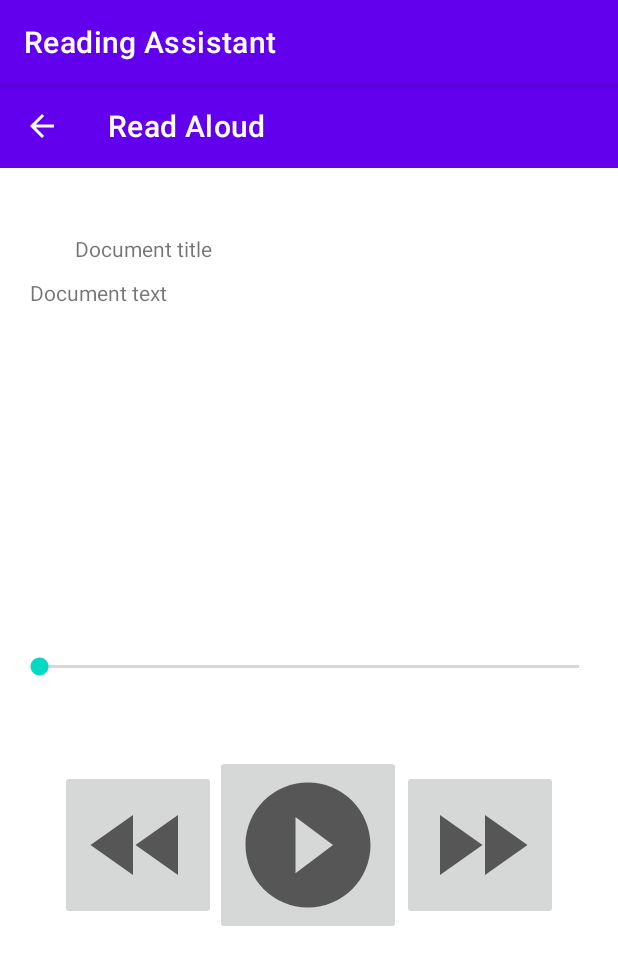
After one commit to smanraj54/Reading_Assistant_Mobile_Application, an Android app: the MediaPlayerActivity screen opened directly, with no data from a screen before it, on a phone screen of 412 x 824 dp. The commit adds this screen. Shown: the top 965 px of the screen. Run offline under Robolectric (Android 15) with nearby library versions, the phone set to English and light mode, and no system bars.

Commit message:
Adding basic UI for media player

```diff
--- a/app/src/main/AndroidManifest.xml
+++ b/app/src/main/AndroidManifest.xml
@@ -1,7 +1,7 @@
 <?xml version="1.0" encoding="utf-8"?>
 <manifest xmlns:android="http://schemas.android.com/apk/res/android"
     package="com.example.readingassistant">
-    <uses-permission android:name="android.permission.INTERNET" />
+
     <application
         android:allowBackup="true"
         android:icon="@mipmap/ic_launcher"
@@ -9,6 +9,13 @@
         android:roundIcon="@mipmap/ic_launcher_round"
         android:supportsRtl="true"
         android:theme="@style/Theme.ReadingAssistant">
+        <activity
+            android:name=".MediaPlayerActivity"
+            android:exported="true">
+        <intent-filter>
+            <category android:name="android.intent.category.LAUNCHER" />
+        </intent-filter>
+        </activity>
         <activity
             android:name=".MainActivity"
             android:exported="true">
@@ -20,4 +27,6 @@
         </activity>
     </application>
 
+    <uses-permission android:name="android.permission.INTERNET" />
+
 </manifest>
--- /dev/null
+++ b/app/src/main/java/com/example/readingassistant/MediaPlayerActivity.kt
@@ -0,0 +1,43 @@
+package com.example.readingassistant
+
+import androidx.appcompat.app.AppCompatActivity
+import android.os.Bundle
+import android.widget.ImageButton
+import androidx.core.view.isVisible
+
+class MediaPlayerActivity : AppCompatActivity() {
+    override fun onCreate(savedInstanceState: Bundle?) {
+        super.onCreate(savedInstanceState)
+        setContentView(R.layout.activity_media_player)
+
+        val playButton: ImageButton = findViewById(R.id.playButton)
+        val pauseButton: ImageButton = findViewById(R.id.pauseButton)
+        val fastForwardButton: ImageButton = findViewById(R.id.fastForwardButton)
+        val rewindButton: ImageButton = findViewById(R.id.rewindButton)
+
+        pauseButton.isVisible = false
+
+        playButton.setOnClickListener {
+            println("pressed play")
+
+            playButton.isVisible = false
+            pauseButton.isVisible = true
+        }
+
+        pauseButton.setOnClickListener {
+            println("pressed pause")
+
+            playButton.isVisible = true
+            pauseButton.isVisible = false
+        }
+
+        fastForwardButton.setOnClickListener {
+            println("pressed fastforward")
+        }
+
+        rewindButton.setOnClickListener {
+            println("pressed rewind")
+        }
+    }
+
+}
--- /dev/null
+++ b/app/src/main/res/drawable/ic_baseline_arrow_back_24.xml
@@ -0,0 +1,10 @@
+<vector xmlns:android="http://schemas.android.com/apk/res/android"
+    android:width="24dp"
+    android:height="24dp"
+    android:viewportWidth="24"
+    android:viewportHeight="24"
+    android:tint="?attr/colorControlNormal">
+  <path
+      android:fillColor="@android:color/white"
+      android:pathData="M20,11H7.83l5.59,-5.59L12,4l-8,8 8,8 1.41,-1.41L7.83,13H20v-2z"/>
+</vector>
--- /dev/null
+++ b/app/src/main/res/drawable/ic_baseline_fast_forward_24.xml
@@ -0,0 +1,5 @@
+<vector android:height="80dp" android:tint="?attr/colorControlNormal"
+    android:viewportHeight="24" android:viewportWidth="24"
+    android:width="80dp" xmlns:android="http://schemas.android.com/apk/res/android">
+    <path android:fillColor="@android:color/white" android:pathData="M4,18l8.5,-6L4,6v12zM13,6v12l8.5,-6L13,6z"/>
+</vector>
--- /dev/null
+++ b/app/src/main/res/drawable/ic_baseline_fast_rewind_24.xml
@@ -0,0 +1,5 @@
+<vector android:height="80dp" android:tint="?attr/colorControlNormal"
+    android:viewportHeight="24" android:viewportWidth="24"
+    android:width="80dp" xmlns:android="http://schemas.android.com/apk/res/android">
+    <path android:fillColor="@android:color/white" android:pathData="M11,18L11,6l-8.5,6 8.5,6zM11.5,12l8.5,6L20,6l-8.5,6z"/>
+</vector>
--- /dev/null
+++ b/app/src/main/res/drawable/ic_baseline_pause_circle_filled_24.xml
@@ -0,0 +1,5 @@
+<vector android:height="100dp" android:tint="?attr/colorControlNormal"
+    android:viewportHeight="24" android:viewportWidth="24"
+    android:width="100dp" xmlns:android="http://schemas.android.com/apk/res/android">
+    <path android:fillColor="@android:color/white" android:pathData="M12,2C6.48,2 2,6.48 2,12s4.48,10 10,10 10,-4.48 10,-10S17.52,2 12,2zM11,16L9,16L9,8h2v8zM15,16h-2L13,8h2v8z"/>
+</vector>
--- /dev/null
+++ b/app/src/main/res/drawable/ic_baseline_play_circle_filled_24.xml
@@ -0,0 +1,5 @@
+<vector android:height="100dp" android:tint="?attr/colorControlNormal"
+    android:viewportHeight="24" android:viewportWidth="24"
+    android:width="100dp" xmlns:android="http://schemas.android.com/apk/res/android">
+    <path android:fillColor="@android:color/white" android:pathData="M12,2C6.48,2 2,6.48 2,12s4.48,10 10,10 10,-4.48 10,-10S17.52,2 12,2zM10,16.5v-9l6,4.5 -6,4.5z"/>
+</vector>
--- /dev/null
+++ b/app/src/main/res/drawable/ic_baseline_stop_circle_24.xml
@@ -0,0 +1,6 @@
+<vector android:height="100dp" android:tint="?attr/colorControlNormal"
+    android:viewportHeight="24" android:viewportWidth="24"
+    android:width="100dp" xmlns:android="http://schemas.android.com/apk/res/android">
+    <path android:fillColor="@android:color/white"
+        android:fillType="evenOdd" android:pathData="M8,16h8V8H8V16zM12,2C6.48,2 2,6.48 2,12s4.48,10 10,10s10,-4.48 10,-10S17.52,2 12,2L12,2z"/>
+</vector>
--- /dev/null
+++ b/app/src/main/res/layout/activity_media_player.xml
@@ -0,0 +1,99 @@
+<?xml version="1.0" encoding="utf-8"?>
+<androidx.constraintlayout.widget.ConstraintLayout xmlns:android="http://schemas.android.com/apk/res/android"
+    xmlns:app="http://schemas.android.com/apk/res-auto"
+    xmlns:tools="http://schemas.android.com/tools"
+    android:layout_width="match_parent"
+    android:layout_height="match_parent"
+    tools:context=".MediaPlayerActivity">
+
+    <ImageButton
+        android:id="@+id/playButton"
+        android:layout_width="wrap_content"
+        android:layout_height="wrap_content"
+        android:layout_marginTop="50dp"
+        app:layout_constraintEnd_toEndOf="parent"
+        app:layout_constraintHorizontal_bias="0.498"
+        app:layout_constraintStart_toStartOf="parent"
+        app:layout_constraintTop_toBottomOf="@+id/seekBar"
+        app:srcCompat="@drawable/ic_baseline_play_circle_filled_24" />
+
+    <ImageButton
+        android:id="@+id/pauseButton"
+        android:layout_width="wrap_content"
+        android:layout_height="wrap_content"
+        android:layout_marginTop="50dp"
+        app:layout_constraintEnd_toEndOf="parent"
+        app:layout_constraintHorizontal_bias="0.498"
+        app:layout_constraintStart_toStartOf="parent"
+        app:layout_constraintTop_toBottomOf="@+id/seekBar"
+        app:srcCompat="@drawable/ic_baseline_pause_circle_filled_24" />
+
+    <ImageButton
+        android:id="@+id/rewindButton"
+        android:layout_width="wrap_content"
+        android:layout_height="wrap_content"
+        android:layout_marginStart="40dp"
+        android:layout_marginTop="60dp"
+        app:layout_constraintStart_toStartOf="parent"
+        app:layout_constraintTop_toBottomOf="@+id/seekBar"
+        app:srcCompat="@drawable/ic_baseline_fast_rewind_24" />
+
+    <ImageButton
+        android:id="@+id/fastForwardButton"
+        android:layout_width="wrap_content"
+        android:layout_height="wrap_content"
+        android:layout_marginTop="60dp"
+        android:layout_marginEnd="40dp"
+        app:layout_constraintEnd_toEndOf="parent"
+        app:layout_constraintTop_toBottomOf="@+id/seekBar"
+        app:srcCompat="@drawable/ic_baseline_fast_forward_24" />
+
+    <SeekBar
+        android:id="@+id/seekBar"
+        android:layout_width="0dp"
+        android:layout_height="wrap_content"
+        android:layout_marginStart="10dp"
+        android:layout_marginTop="50dp"
+        android:layout_marginEnd="10dp"
+        app:layout_constraintEnd_toEndOf="parent"
+        app:layout_constraintStart_toStartOf="parent"
+        app:layout_constraintTop_toBottomOf="@+id/media_player_document_text" />
+
+    <TextView
+        android:id="@+id/media_player_document_text"
+        android:layout_width="0dp"
+        android:layout_height="200dp"
+        android:layout_marginStart="20dp"
+        android:layout_marginTop="10dp"
+        android:layout_marginEnd="20dp"
+        android:text="Document text"
+        app:layout_constraintEnd_toEndOf="parent"
+        app:layout_constraintHorizontal_bias="0.498"
+        app:layout_constraintStart_toStartOf="parent"
+        app:layout_constraintTop_toBottomOf="@+id/media_player_document_title" />
+
+    <TextView
+        android:id="@+id/media_player_document_title"
+        android:layout_width="0dp"
+        android:layout_height="wrap_content"
+        android:layout_marginStart="50dp"
+        android:layout_marginTop="100dp"
+        android:layout_marginEnd="50dp"
+        android:text="Document title"
+        app:layout_constraintEnd_toEndOf="parent"
+        app:layout_constraintStart_toStartOf="parent"
+        app:layout_constraintTop_toTopOf="parent" />
+
+    <androidx.appcompat.widget.Toolbar
+        android:id="@+id/media_player_toolbar"
+        android:layout_width="match_parent"
+        android:layout_height="wrap_content"
+        android:background="?attr/colorPrimary"
+        android:minHeight="?attr/actionBarSize"
+        android:theme="?attr/actionBarTheme"
+        app:layout_constraintEnd_toEndOf="parent"
+        app:layout_constraintStart_toStartOf="parent"
+        app:layout_constraintTop_toTopOf="parent"
+        app:navigationIcon="@drawable/ic_baseline_arrow_back_24"
+        app:title="@string/media_player" />
+</androidx.constraintlayout.widget.ConstraintLayout>
--- a/app/src/main/res/values/strings.xml
+++ b/app/src/main/res/values/strings.xml
@@ -1,3 +1,4 @@
 <resources>
     <string name="app_name">Reading Assistant</string>
+    <string name="media_player">Read Aloud</string>
 </resources>
```
Also changed, not shown: 1 other file.
